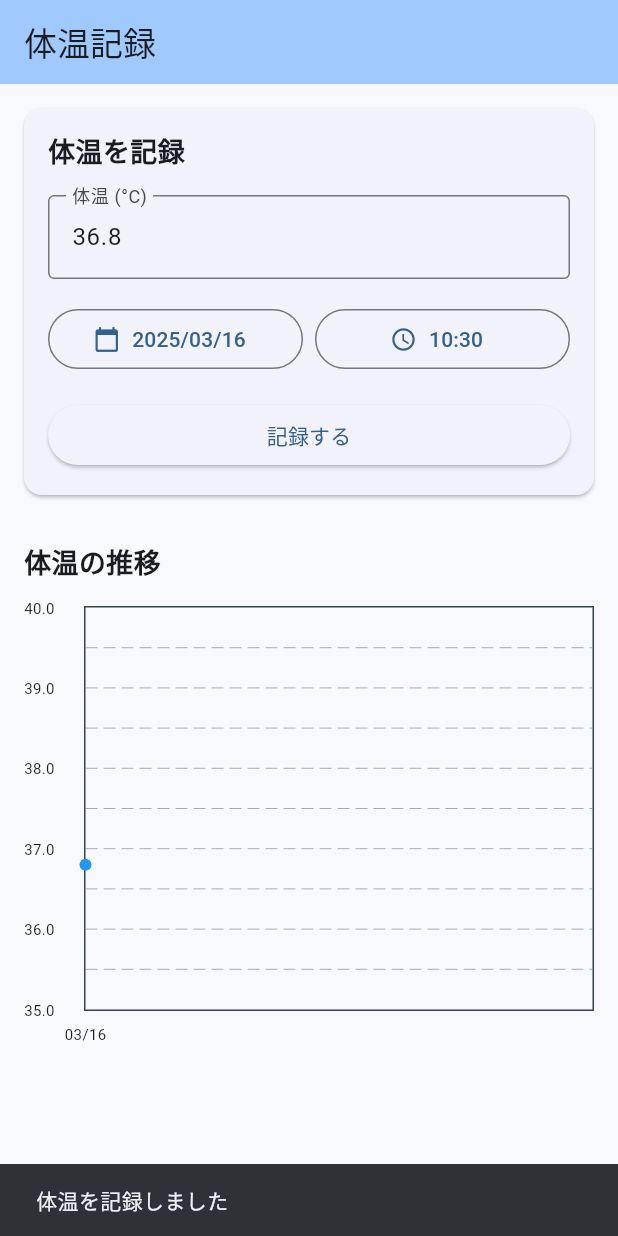
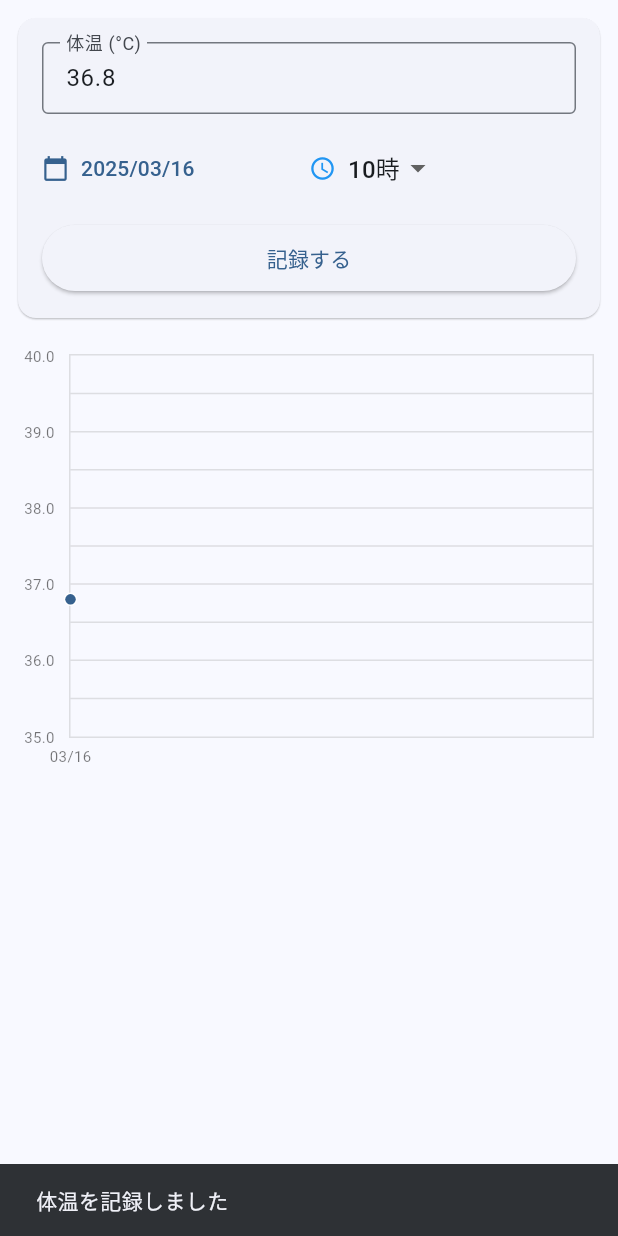
Before and after one commit to yamotuki/temperature_record, a Flutter app: the screen it shows after launch, after a tap on "記録する", on a phone screen of 412 x 824 dp. Run offline on Flutter 3.47's test engine with Material 3 defaults, Android fonts, the phone set to English and light mode, and no system bars; drawn by our look-alikes of fl_chart; our stand-ins replace shared_preferences.

Commit message:
不要なタイトルを削除してシンプルに

```diff
--- a/lib/main.dart
+++ b/lib/main.dart
@@ -1,4 +1,5 @@
 import 'package:flutter/material.dart';
+import 'package:flutter_localizations/flutter_localizations.dart';
 import 'screens/home_screen.dart';
 
 void main() {
@@ -15,7 +16,22 @@ class MyApp extends StatelessWidget {
       theme: ThemeData(
         colorScheme: ColorScheme.fromSeed(seedColor: Colors.blue),
         useMaterial3: true,
+        appBarTheme: const AppBarTheme(
+          titleTextStyle: TextStyle(
+            fontSize: 18,
+            fontWeight: FontWeight.w500,
+          ),
+        ),
       ),
+      localizationsDelegates: const [
+        GlobalMaterialLocalizations.delegate,
+        GlobalWidgetsLocalizations.delegate,
+        GlobalCupertinoLocalizations.delegate,
+      ],
+      supportedLocales: const [
+        Locale('ja', 'JP'),
+      ],
+      locale: const Locale('ja', 'JP'),
       home: const HomeScreen(),
     );
   }
--- a/lib/screens/home_screen.dart
+++ b/lib/screens/home_screen.dart
@@ -51,7 +51,10 @@ class _HomeScreenState extends State<HomeScreen> {
       await _loadRecords();
       if (mounted) {
         ScaffoldMessenger.of(context).showSnackBar(
-          const SnackBar(content: Text('体温を記録しました')),
+          const SnackBar(
+            content: Text('体温を記録しました'),
+            duration: Duration(seconds: 1),
+          ),
         );
       }
     } catch (e) {
@@ -66,18 +69,21 @@ class _HomeScreenState extends State<HomeScreen> {
   @override
   Widget build(BuildContext context) {
     return Scaffold(
-      appBar: AppBar(
-        title: const Text('体温記録'),
-        backgroundColor: Theme.of(context).colorScheme.inversePrimary,
-      ),
-      body: _isLoading
+      body: SafeArea(
+        child: _isLoading
             ? const Center(child: CircularProgressIndicator())
             : SingleChildScrollView(
                 child: Column(
+                  crossAxisAlignment: CrossAxisAlignment.start,
                   children: [
                     TemperatureInput(onSubmit: _addRecord),
-                  TemperatureChart(records: _records),
+                    Padding(
+                      padding: const EdgeInsets.symmetric(horizontal: 4.0),
+                      child: TemperatureChart(records: _records),
+                    ),
+                    const SizedBox(height: 20),
                   ],
+                ),
               ),
       ),
     );
--- a/lib/widgets/temperature_chart.dart
+++ b/lib/widgets/temperature_chart.dart
@@ -14,8 +14,17 @@ class TemperatureChart extends StatelessWidget {
   @override
   Widget build(BuildContext context) {
     if (records.isEmpty) {
-      return const Center(
-        child: Text('記録がありません。体温を記録してください。'),
+      return const Padding(
+        padding: EdgeInsets.all(16.0),
+        child: Center(
+          child: Text(
+            '記録がありません',
+            style: TextStyle(
+              color: Colors.black54,
+              fontSize: 14,
+            ),
+          ),
+        ),
       );
     }
 
@@ -24,41 +33,48 @@ class TemperatureChart extends StatelessWidget {
       ..sort((a, b) => a.dateTime.compareTo(b.dateTime));
 
     return Padding(
-      padding: const EdgeInsets.all(16.0),
+      padding: const EdgeInsets.all(12.0),
       child: Column(
         crossAxisAlignment: CrossAxisAlignment.start,
         children: [
-          const Text(
-            '体温の推移',
-            style: TextStyle(
-              fontSize: 18,
-              fontWeight: FontWeight.bold,
-            ),
-          ),
-          const SizedBox(height: 16),
           SizedBox(
-            height: 300,
+            height: 280,
             child: LineChart(
               LineChartData(
-                gridData: const FlGridData(
+                gridData: FlGridData(
                   show: true,
                   drawVerticalLine: true,
                   horizontalInterval: 0.5,
+                  getDrawingHorizontalLine: (value) {
+                    return FlLine(
+                      color: Colors.grey.withOpacity(0.3),
+                      strokeWidth: 1,
+                    );
+                  },
+                  getDrawingVerticalLine: (value) {
+                    return FlLine(
+                      color: Colors.grey.withOpacity(0.2),
+                      strokeWidth: 1,
+                    );
+                  },
                 ),
                 titlesData: FlTitlesData(
                   show: true,
                   bottomTitles: AxisTitles(
                     sideTitles: SideTitles(
                       showTitles: true,
-                      reservedSize: 30,
+                      reservedSize: 24,
                       getTitlesWidget: (value, meta) {
                         if (value.toInt() >= 0 && value.toInt() < sortedRecords.length) {
                           final date = sortedRecords[value.toInt()].dateTime;
                           return Padding(
-                            padding: const EdgeInsets.only(top: 8.0),
+                            padding: const EdgeInsets.only(top: 5.0),
                             child: Text(
                               DateFormat('MM/dd').format(date),
-                              style: const TextStyle(fontSize: 10),
+                              style: const TextStyle(
+                                fontSize: 10,
+                                color: Colors.black54,
+                              ),
                             ),
                           );
                         }
@@ -69,13 +85,17 @@ class TemperatureChart extends StatelessWidget {
                   leftTitles: AxisTitles(
                     sideTitles: SideTitles(
                       showTitles: true,
-                      reservedSize: 40,
+                      reservedSize: 30,
                       getTitlesWidget: (value, meta) {
                         return Text(
                           value.toString(),
-                          style: const TextStyle(fontSize: 10),
+                          style: const TextStyle(
+                            fontSize: 10,
+                            color: Colors.black54,
+                          ),
                         );
                       },
+                      interval: 1.0,
                     ),
                   ),
                   rightTitles: const AxisTitles(
@@ -87,7 +107,7 @@ class TemperatureChart extends StatelessWidget {
                 ),
                 borderData: FlBorderData(
                   show: true,
-                  border: Border.all(color: const Color(0xff37434d)),
+                  border: Border.all(color: Colors.grey.withOpacity(0.3)),
                 ),
                 minX: 0,
                 maxX: sortedRecords.length - 1.0,
@@ -103,11 +123,24 @@ class TemperatureChart extends StatelessWidget {
                       ),
                     ),
                     isCurved: true,
-                    color: Colors.blue,
-                    barWidth: 3,
+                    color: Theme.of(context).primaryColor,
+                    barWidth: 2.5,
                     isStrokeCapRound: true,
-                    dotData: const FlDotData(show: true),
-                    belowBarData: BarAreaData(show: false),
+                    dotData: FlDotData(
+                      show: true,
+                      getDotPainter: (spot, percent, barData, index) {
+                        return FlDotCirclePainter(
+                          radius: 3.5,
+                          color: Theme.of(context).primaryColor,
+                          strokeWidth: 1,
+                          strokeColor: Colors.white,
+                        );
+                      },
+                    ),
+                    belowBarData: BarAreaData(
+                      show: true,
+                      color: Theme.of(context).primaryColor.withOpacity(0.1),
+                    ),
                   ),
                 ],
               ),
--- a/lib/widgets/temperature_input.dart
+++ b/lib/widgets/temperature_input.dart
@@ -16,8 +16,8 @@ class TemperatureInput extends StatefulWidget {
 
 class _TemperatureInputState extends State<TemperatureInput> {
   final _temperatureController = TextEditingController(text: '36.8');
-  DateTime _selectedDate = DateTime.now();
-  TimeOfDay _selectedTime = TimeOfDay.now();
+  DateTime _selectedDateTime = DateTime.now();
+  int _selectedHour = DateTime.now().hour;
 
   @override
   void dispose() {
@@ -28,27 +28,34 @@ class _TemperatureInputState extends State<TemperatureInput> {
   Future<void> _selectDate(BuildContext context) async {
     final DateTime? picked = await showDatePicker(
       context: context,
-      initialDate: _selectedDate,
+      initialDate: _selectedDateTime,
       firstDate: DateTime(2020),
       lastDate: DateTime(2030),
     );
-    if (picked != null && picked != _selectedDate) {
+    if (picked != null) {
       setState(() {
-        _selectedDate = picked;
+        _selectedDateTime = DateTime(
+          picked.year,
+          picked.month,
+          picked.day,
+          _selectedHour,
+          0,
+        );
       });
     }
   }
 
-  Future<void> _selectTime(BuildContext context) async {
-    final TimeOfDay? picked = await showTimePicker(
-      context: context,
-      initialTime: _selectedTime,
-    );
-    if (picked != null && picked != _selectedTime) {
-      setState(() {
-        _selectedTime = picked;
-      });
-    }
+  void _updateHour(int hour) {
+    setState(() {
+      _selectedHour = hour;
+      _selectedDateTime = DateTime(
+        _selectedDateTime.year,
+        _selectedDateTime.month,
+        _selectedDateTime.day,
+        hour,
+        0,
+      );
+    });
   }
 
   void _submit() {
@@ -60,95 +67,97 @@ class _TemperatureInputState extends State<TemperatureInput> {
       return;
     }
 
-    final now = DateTime.now();
-    final dateTime = DateTime(
-      _selectedDate.year,
-      _selectedDate.month,
-      _selectedDate.day,
-      _selectedTime.hour,
-      _selectedTime.minute,
-    );
-
     widget.onSubmit(TemperatureRecord(
-      dateTime: dateTime,
+      dateTime: _selectedDateTime,
       temperature: temperature,
     ));
 
     // 入力をリセット
     _temperatureController.text = '36.8';
     setState(() {
-      _selectedDate = now;
-      _selectedTime = TimeOfDay.fromDateTime(now);
+      _selectedDateTime = DateTime.now();
+      _selectedHour = DateTime.now().hour;
     });
   }
 
   @override
   Widget build(BuildContext context) {
     final dateFormat = DateFormat('yyyy/MM/dd');
-    final timeFormat = DateFormat('HH:mm');
-    final now = DateTime.now();
-    final dateTimeNow = DateTime(
-      _selectedDate.year,
-      _selectedDate.month,
-      _selectedDate.day,
-      _selectedTime.hour,
-      _selectedTime.minute,
-    );
 
     return Card(
-      margin: const EdgeInsets.all(16.0),
+      margin: const EdgeInsets.all(12.0),
+      elevation: 0.5,
       child: Padding(
         padding: const EdgeInsets.all(16.0),
         child: Column(
           crossAxisAlignment: CrossAxisAlignment.start,
           children: [
-            const Text(
-              '体温を記録',
-              style: TextStyle(
-                fontSize: 18,
-                fontWeight: FontWeight.bold,
-              ),
-            ),
-            const SizedBox(height: 16),
             Row(
               children: [
                 Expanded(
                   child: TextField(
                     controller: _temperatureController,
-                    keyboardType: TextInputType.number,
+                    keyboardType: const TextInputType.numberWithOptions(decimal: true),
                     decoration: const InputDecoration(
                       labelText: '体温 (°C)',
                       border: OutlineInputBorder(),
+                      contentPadding: EdgeInsets.symmetric(horizontal: 12, vertical: 12),
                     ),
+                    style: const TextStyle(fontSize: 16),
                   ),
                 ),
               ],
             ),
-            const SizedBox(height: 16),
+            const SizedBox(height: 12),
             Row(
               children: [
                 Expanded(
-                  child: OutlinedButton.icon(
+                  child: TextButton.icon(
                     onPressed: () => _selectDate(context),
-                    icon: const Icon(Icons.calendar_today),
-                    label: Text(dateFormat.format(_selectedDate)),
+                    icon: const Icon(Icons.calendar_today, size: 18),
+                    label: Text(
+                      dateFormat.format(_selectedDateTime),
+                      style: const TextStyle(fontSize: 14),
+                    ),
+                    style: TextButton.styleFrom(
+                      padding: const EdgeInsets.symmetric(vertical: 8),
+                      alignment: Alignment.centerLeft,
+                    ),
                   ),
                 ),
-                const SizedBox(width: 8),
                 Expanded(
-                  child: OutlinedButton.icon(
-                    onPressed: () => _selectTime(context),
-                    icon: const Icon(Icons.access_time),
-                    label: Text(timeFormat.format(dateTimeNow)),
+                  child: Row(
+                    children: [
+                      const Icon(Icons.access_time, size: 18, color: Colors.blue),
+                      const SizedBox(width: 8),
+                      DropdownButton<int>(
+                        value: _selectedHour,
+                        items: List.generate(24, (index) => index + 1)
+                            .map((hour) => DropdownMenuItem<int>(
+                                  value: hour,
+                                  child: Text('$hour時'),
+                                ))
+                            .toList(),
+                        onChanged: (value) {
+                          if (value != null) {
+                            _updateHour(value);
+                          }
+                        },
+                        underline: Container(),
+                      ),
+                    ],
                   ),
                 ),
               ],
             ),
-            const SizedBox(height: 16),
+            const SizedBox(height: 12),
             SizedBox(
               width: double.infinity,
               child: ElevatedButton(
                 onPressed: _submit,
+                style: ElevatedButton.styleFrom(
+                  padding: const EdgeInsets.symmetric(vertical: 12),
+                ),
                 child: const Text('記録する'),
               ),
             ),
--- a/pubspec.yaml
+++ b/pubspec.yaml
@@ -30,13 +30,15 @@ environment:
 dependencies:
   flutter:
     sdk: flutter
+  flutter_localizations:
+    sdk: flutter
 
   # The following adds the Cupertino Icons font to your application.
   # Use with the CupertinoIcons class for iOS style icons.
   cupertino_icons: ^1.0.8
   shared_preferences: ^2.5.2
   fl_chart: ^0.70.2
-  intl: ^0.20.0
+  intl: ^0.19.0
 
 dev_dependencies:
   flutter_test:
```
Also changed, not shown: pubspec.lock. Lines whose indentation alone changed are shown as unchanged.
